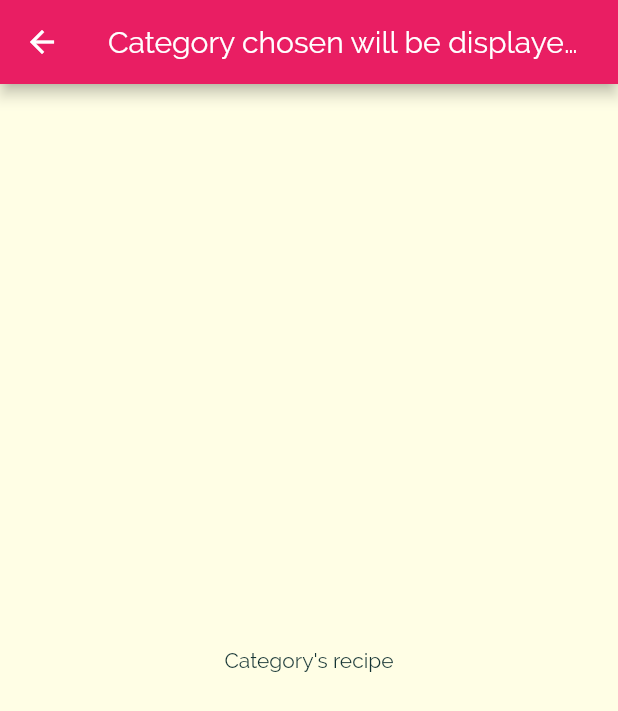
After one commit to nikunjsaraf-oss/meals_app, a Flutter app: the screen it shows after launch, after a tap on "Italian", on a phone screen of 412 x 824 dp. The commit adds this screen. Shown: the top 711 px of the screen. Run offline on Flutter 3.47's test engine with Material 2 defaults, Android fonts, the phone set to English and light mode, and no system bars.

Commit message:
Navigating from category page to recipes page

```diff
--- a/lib/category_item.dart
+++ /dev/null
@@ -1,30 +0,0 @@
-import 'package:flutter/material.dart';
-
-class CategoryItem extends StatelessWidget {
-  final String title;
-  final Color color;
-
-  CategoryItem(this.title, this.color);
-
-  @override
-  Widget build(BuildContext context) {
-    return Container(
-      padding: const EdgeInsets.all(15),
-      child: Text(
-        title,
-        style: Theme.of(context).textTheme.headline6,
-      ),
-      decoration: BoxDecoration(
-        gradient: LinearGradient(
-          colors: [
-            color.withOpacity(0.7),
-            color,
-          ],
-          begin: Alignment.topRight,
-          end: Alignment.bottomLeft,
-        ),
-        borderRadius: BorderRadius.circular(30),
-      ),
-    );
-  }
-}
--- a/lib/main.dart
+++ b/lib/main.dart
@@ -1,6 +1,6 @@
 import 'package:flutter/material.dart';
 
-import './categories_screen.dart';
+import 'screens/categories_screen.dart';
 
 void main() {
   runApp(MyApp());
--- a/lib/dummy_data.dart
+++ b/lib/models/dummy_data.dart
@@ -1,6 +1,6 @@
 import 'package:flutter/material.dart';
 
-import './models/category.dart';
+import 'category.dart';
 
 const DUMMY_CATEGORIES = const [
   Category(
--- a/lib/categories_screen.dart
+++ b/lib/screens/categories_screen.dart
@@ -1,7 +1,7 @@
 import 'package:flutter/material.dart';
-import 'package:meals_app/category_item.dart';
+import 'package:meals_app/widgets/category_item.dart';
 
-import './dummy_data.dart';
+import '../models/dummy_data.dart';
 
 class CategoriesScreen extends StatelessWidget {
   @override
--- /dev/null
+++ b/lib/screens/category_meals_screen.dart
@@ -0,0 +1,19 @@
+import 'package:flutter/material.dart';
+
+class CategoryMealsScreen extends StatelessWidget {
+  @override
+  Widget build(BuildContext context) {
+    return Scaffold(
+      appBar: AppBar(
+        title: Text(
+          'Category chosen will be displayed here',
+        ),
+      ),
+      body: Center(
+        child: Text(
+          'Category\'s recipe',
+        ),
+      ),
+    );
+  }
+}
--- /dev/null
+++ b/lib/widgets/category_item.dart
@@ -0,0 +1,49 @@
+import 'package:flutter/material.dart';
+
+import '../screens/category_meals_screen.dart';
+
+class CategoryItem extends StatelessWidget {
+  final String title;
+  final Color color;
+
+  CategoryItem(this.title, this.color);
+
+  void selectCategory(BuildContext context) {
+
+    Navigator.of(context).push(
+      MaterialPageRoute(
+        builder: (_) {
+          return CategoryMealsScreen();
+        },
+      ),
+    );
+  }
+
+  @override
+  Widget build(BuildContext context) {
+    return InkWell(
+      // gesture detector with droplet effect
+      onTap: () => selectCategory(context),
+      splashColor: Theme.of(context).primaryColor,
+      borderRadius: BorderRadius.circular(30),
+      child: Container(
+        padding: const EdgeInsets.all(15),
+        child: Text(
+          title,
+          style: Theme.of(context).textTheme.headline6,
+        ),
+        decoration: BoxDecoration(
+          gradient: LinearGradient(
+            colors: [
+              color.withOpacity(0.7),
+              color,
+            ],
+            begin: Alignment.topRight,
+            end: Alignment.bottomLeft,
+          ),
+          borderRadius: BorderRadius.circular(30),
+        ),
+      ),
+    );
+  }
+}
```
